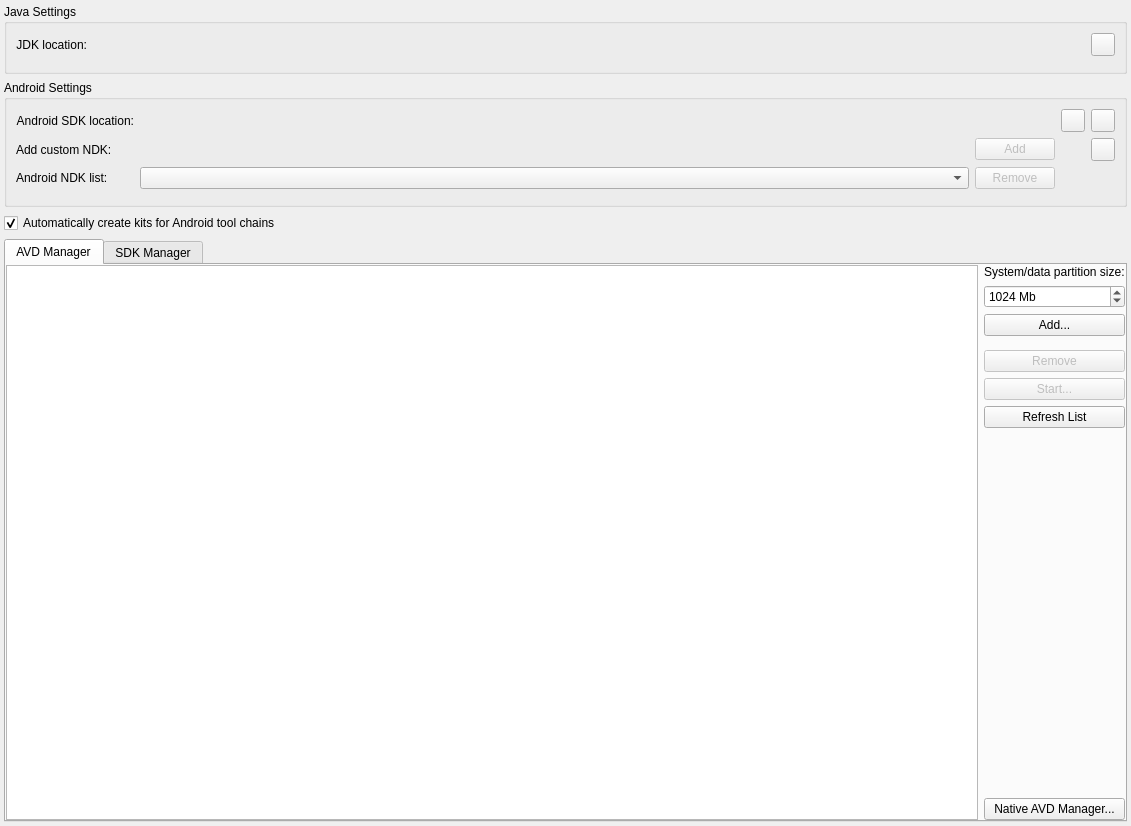
Old version of the form src/plugins/android/androidsettingswidget.ui in the repository qt-creator/qt-creator.
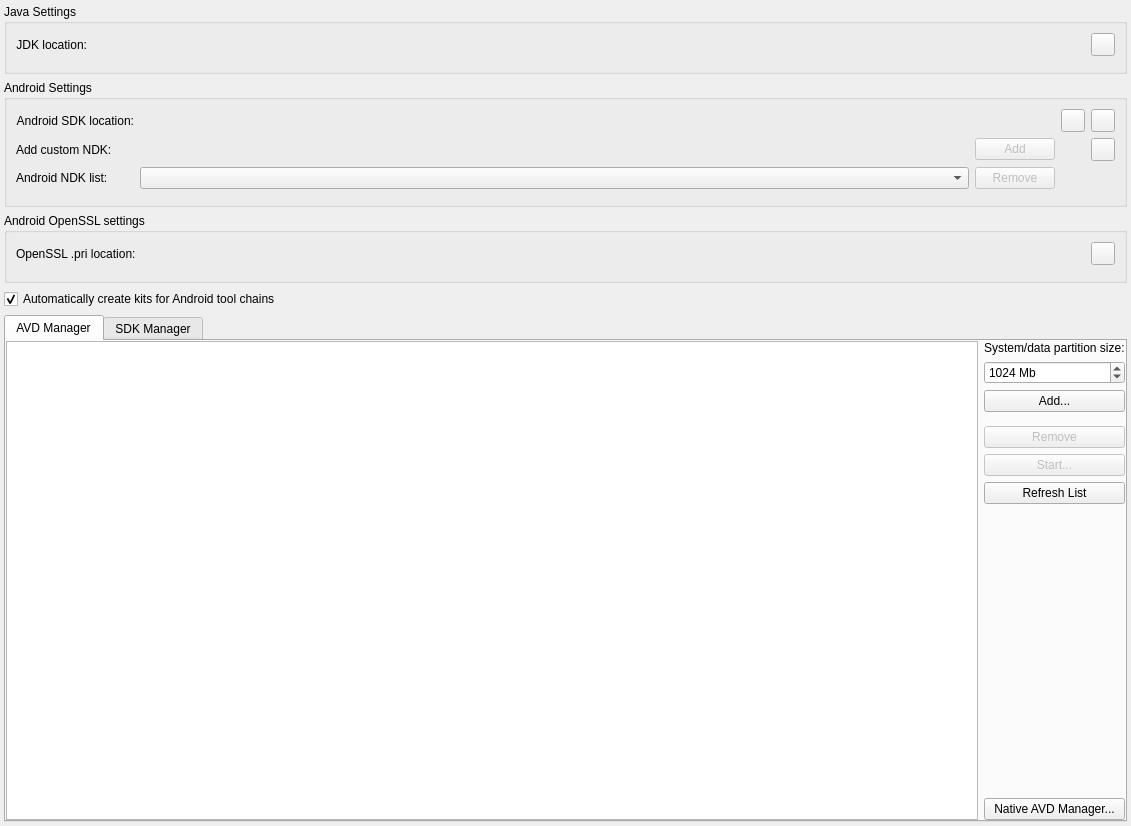
New version of the form. Custom widgets are drawn as their Qt base class.

Commit message: Android: Allow adding OpenSSL libs directly from project settings

```diff
--- a/src/plugins/android/androidsettingswidget.ui
+++ b/src/plugins/android/androidsettingswidget.ui
@@ -204,6 +204,48 @@
      </layout>
     </widget>
    </item>
+   <item>
+    <widget class="QGroupBox" name="groupBox_2">
+     <property name="title">
+      <string>Android OpenSSL settings</string>
+     </property>
+     <layout class="QGridLayout" name="gridLayout_2">
+      <item row="0" column="0">
+       <widget class="QLabel" name="label">
+        <property name="sizePolicy">
+         <sizepolicy hsizetype="Maximum" vsizetype="Preferred">
+          <horstretch>0</horstretch>
+          <verstretch>0</verstretch>
+         </sizepolicy>
+        </property>
+        <property name="text">
+         <string>OpenSSL .pri location:</string>
+        </property>
+       </widget>
+      </item>
+      <item row="0" column="1">
+       <widget class="Utils::PathChooser" name="openSslPathChooser" native="true">
+        <property name="toolTip">
+         <string>Select the path of the prebuilt OpenSSL binaries.</string>
+        </property>
+       </widget>
+      </item>
+      <item row="1" column="0" colspan="2">
+       <widget class="Utils::DetailsWidget" name="openSslDetailsWidget" native="true"/>
+      </item>
+      <item row="0" column="2">
+       <widget class="QToolButton" name="downloadOpenSSLPrebuiltLibs">
+        <property name="toolTip">
+         <string>Automatically download OpenSSL prebuilt libraries. If the automatic download fails, a URL will be opened in the browser for manual download.</string>
+        </property>
+        <property name="text">
+         <string/>
+        </property>
+       </widget>
+      </item>
+     </layout>
+    </widget>
+   </item>
    <item>
     <widget class="QCheckBox" name="CreateKitCheckBox">
      <property name="sizePolicy">
```
The commit also changes 5 other files.
